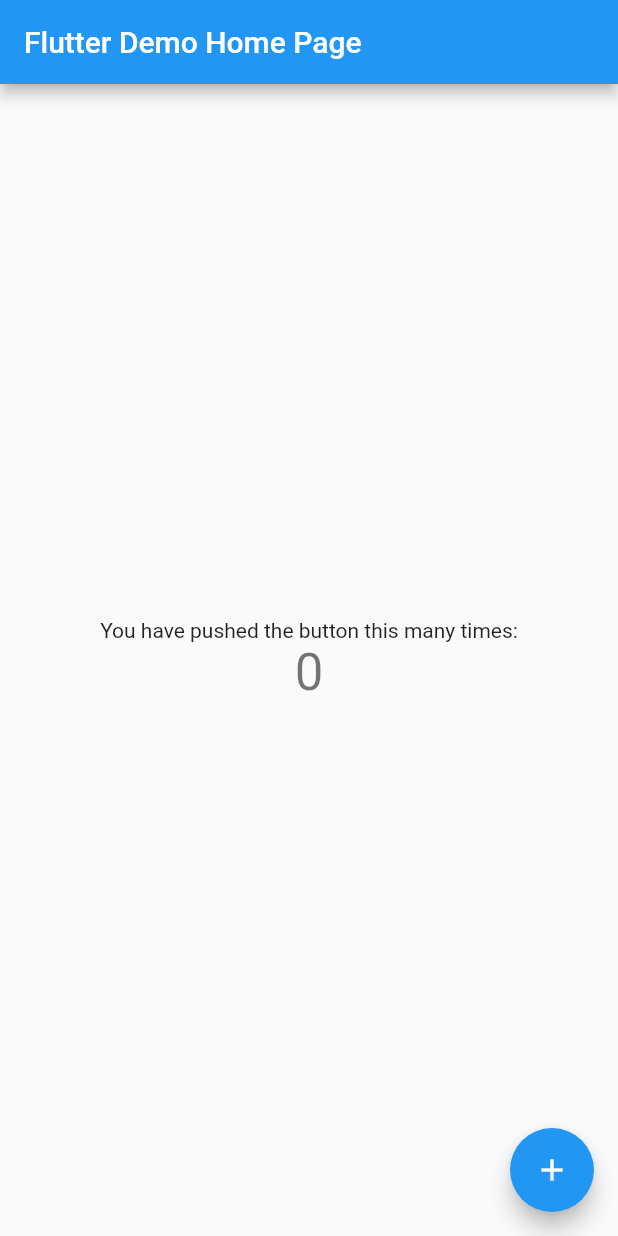
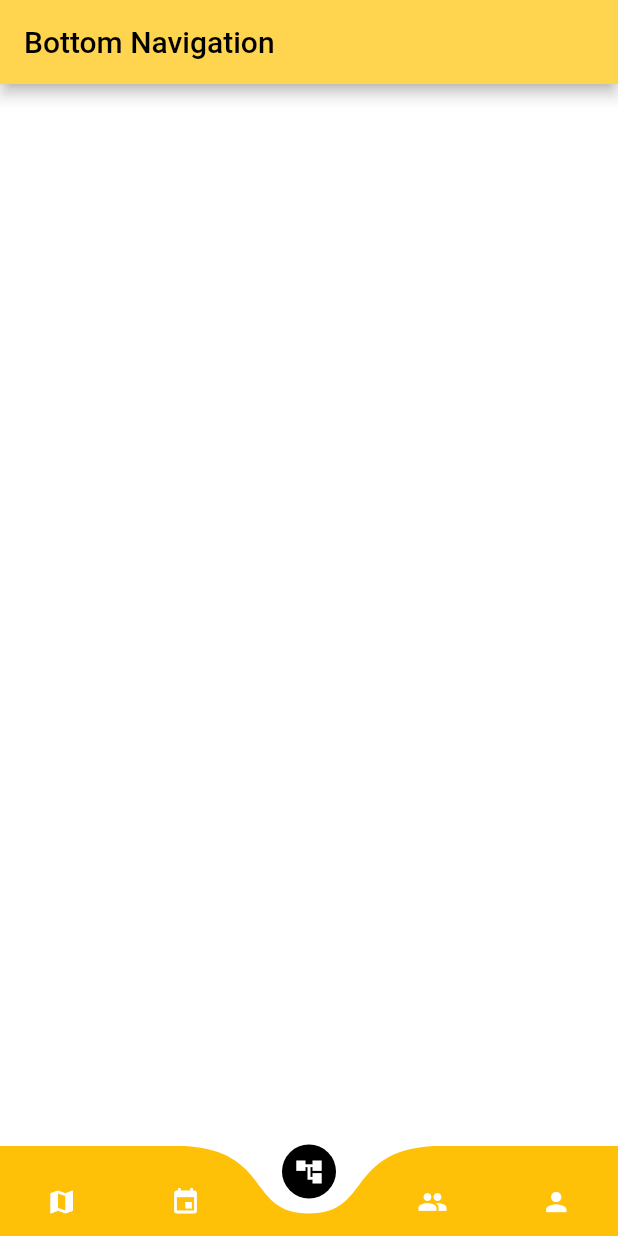
Before and after one commit to BhautikPoriya/share_for_hunger, a Flutter app: the screen it shows after launch, on a phone screen of 412 x 824 dp. Run offline on Flutter 3.47's test engine with Material 2 defaults, Android fonts, the light colour scheme and no system bars; drawn by our look-alikes of curved_navigation_bar.

Commit message:
Update main.dart

```diff
--- a/lib/main.dart
+++ b/lib/main.dart
@@ -1,3 +1,5 @@
+import 'dart:ui';
+import 'package:curved_navigation_bar/curved_navigation_bar.dart';
 import 'package:flutter/material.dart';
 
 void main() {
@@ -5,109 +7,67 @@
 }
 
 class MyApp extends StatelessWidget {
-  // This widget is the root of your application.
   @override
   Widget build(BuildContext context) {
     return MaterialApp(
-      title: 'Flutter Demo',
-      theme: ThemeData(
-        // This is the theme of your application.
-
-        // Try running your application with "flutter run". You'll see the
-        // application has a blue toolbar. Then, without quitting the app, try
-        // changing the primarySwatch below to Colors.green and then invoke
-        // "hot reload" (press "r" in the console where you ran "flutter run",
-        // or simply save your changes to "hot reload" in a Flutter IDE).
-        // Notice that the counter didn't reset back to zero; the application
-        // is not restarted.
-        primarySwatch: Colors.blue,
-      ),
-      home: MyHomePage(title: 'Flutter Demo Home Page'),
+      title: 'Bottom Navigation',
+      home: HomePage(),
     );
   }
 }
 
-class MyHomePage extends StatefulWidget {
-  MyHomePage({Key key, this.title}) : super(key: key);
-
-  // This widget is the home page of your application. It is stateful, meaning
-  // that it has a State object (defined below) that contains fields that affect
-  // how it looks.
-
-  // This class is the configuration for the state. It holds the values (in this
-  // case the title) provided by the parent (in this case the App widget) and
-  // used by the build method of the State. Fields in a Widget subclass are
-  // always marked "final".
-
-  final String title;
-
+class HomePage extends StatefulWidget {
   @override
-  _MyHomePageState createState() => _MyHomePageState();
+  _HomePageState createState() => _HomePageState();
 }
 
-class _MyHomePageState extends State<MyHomePage> {
-  int _counter = 0;
-
-  void _incrementCounter() {
-    setState(() {
-      // This call to setState tells the Flutter framework that something has
-      // changed in this State, which causes it to rerun the build method below
-      // so that the display can reflect the updated values. If we changed
-      // _counter without calling setState(), then the build method would not be
-      // called again, and so nothing would appear to happen.
-      _counter++;
-    });
-  }
-
+class _HomePageState extends State<HomePage> {
   @override
   Widget build(BuildContext context) {
-    // This method is rerun every time setState is called, for instance as done
-    // by the _incrementCounter method above.
-    //
-    // The Flutter framework has been optimized to make rerunning build methods
-    // fast, so that you can just rebuild anything that needs updating rather
-    // than having to individually change instances of widgets.
     return Scaffold(
       appBar: AppBar(
-        // Here we take the value from the MyHomePage object that was created by
-        // the App.build method, and use it to set our appbar title.
-        title: Text(widget.title),
+        backgroundColor: Colors.amber[300],
+        title: Text(
+          'Bottom Navigation',
+          style:
+            TextStyle(color: Colors.black),
+        ),
       ),
-      body: Center(
-        // Center is a layout widget. It takes a single child and positions it
-        // in the middle of the parent.
+      body: Container(
+        color: Colors.white,
+        height: MediaQuery.of(context).size.height,
+        width: MediaQuery.of(context).size.width,
         child: Column(
-          // Column is also a layout widget. It takes a list of children and
-          // arranges them vertically. By default, it sizes itself to fit its
-          // children horizontally, and tries to be as tall as its parent.
-          //
-          // Invoke "debug painting" (press "p" in the console, choose the
-          // "Toggle Debug Paint" action from the Flutter Inspector in Android
-          // Studio, or the "Toggle Debug Paint" command in Visual Studio Code)
-          // to see the wireframe for each widget.
-          //
-          // Column has various properties to control how it sizes itself and
-          // how it positions its children. Here we use mainAxisAlignment to
-          // center the children vertically; the main axis here is the vertical
-          // axis because Columns are vertical (the cross axis would be
-          // horizontal).
           mainAxisAlignment: MainAxisAlignment.center,
-          children: <Widget>[
-            Text(
-              'You have pushed the button this many times:',
-            ),
-            Text(
-              '$_counter',
-              style: Theme.of(context).textTheme.headline4,
-            ),
+          children: <Widget> [
+
           ],
         ),
       ),
-      floatingActionButton: FloatingActionButton(
-        onPressed: _incrementCounter,
-        tooltip: 'Increment',
-        child: Icon(Icons.add),
-      ), // This trailing comma makes auto-formatting nicer for build methods.
+      // Bottom Navigation-bar Start
+      bottomNavigationBar: CurvedNavigationBar(
+        items: <Widget>[
+          Icon(Icons.map, size: 20, color: Colors.white,),
+          Icon(Icons.event, size: 20, color: Colors.white,),
+          Icon(Icons.account_tree, size: 20, color: Colors.white,),
+          Icon(Icons.group, size: 20, color: Colors.white,),
+          Icon(Icons.person, size: 20, color: Colors.white,),
+        ],
+        height: 60,
+        color: Colors.amber,
+        buttonBackgroundColor: Colors.black,
+        backgroundColor: Colors.white,
+        animationCurve: Curves.easeInOut,
+        animationDuration: Duration(milliseconds: 250),
+        index: 2,
+        onTap: (index) {
+        setState(() {
+          //_page = index;
+          debugPrint('current index is $index');
+        });
+      },
+      ),
+      // Bottom Navigation-bar Over
     );
   }
 }
```
